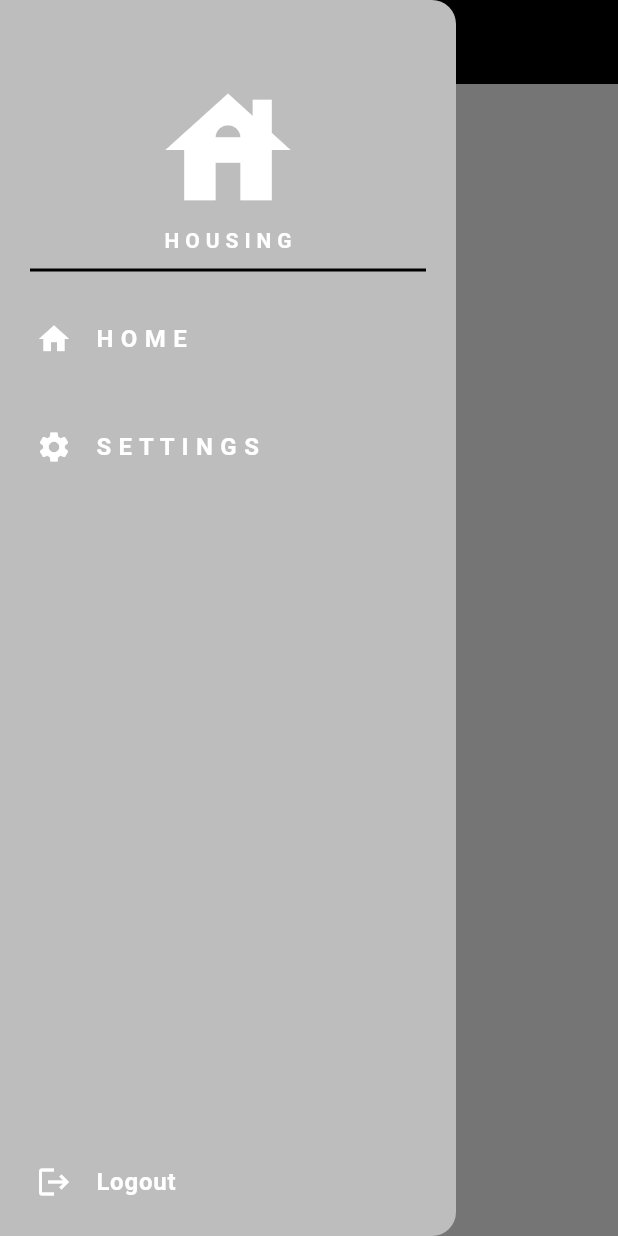
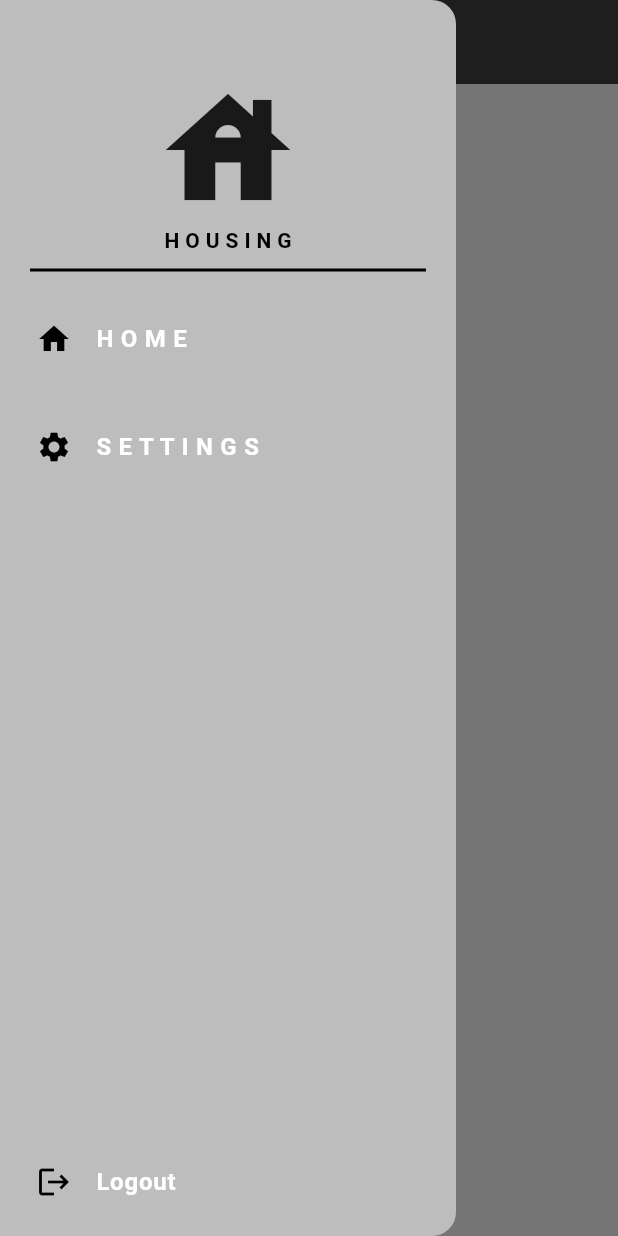
Before and after one commit to YoungjaeKimDeveloper/food_app_self, a Flutter app: the HomePage screen opened directly, with the side drawer open, on a phone screen of 412 x 824 dp. Run offline on Flutter 3.47's test engine with Material 3 defaults, Android fonts, the phone set to English and light mode, and no system bars.

Commit message:
feat: Create setting page , Fix: Fix the dark mode bug

```diff
--- a/lib/components/custom_button.dart
+++ b/lib/components/custom_button.dart
@@ -2,10 +2,10 @@ import 'package:flutter/material.dart';
 
 class CustomButton extends StatelessWidget {
   // Member Variable
-  String text;
-  void Function()? onPresse;
+  final String text;
+  final void Function()? onPresse;
   // Constructor
-  CustomButton({super.key, required this.text, required this.onPresse});
+  const CustomButton({super.key, required this.text, required this.onPresse});
 
   @override
   Widget build(BuildContext context) {
--- a/lib/components/custom_drawer.dart
+++ b/lib/components/custom_drawer.dart
@@ -1,8 +1,30 @@
 import 'package:flutter/material.dart';
 import 'package:food/components/custom_tile.dart';
+import 'package:food/pages/settings_page.dart';
 
-class CustomDrawer extends StatelessWidget {
+class CustomDrawer extends StatefulWidget {
   const CustomDrawer({super.key});
+
+  @override
+  State<CustomDrawer> createState() => _CustomDrawerState();
+}
+
+class _CustomDrawerState extends State<CustomDrawer> {
+  // Tab Funciton
+  void homeTab() {
+    Navigator.of(context).pop();
+  }
+
+  void settingTab() {
+    Navigator.push(
+      context,
+      MaterialPageRoute(builder: (context) => const SettingsPage()),
+    );
+  }
+
+  void logoutTab() {
+    Navigator.of(context).pop();
+  }
 
   @override
   Widget build(BuildContext context) {
@@ -25,13 +47,25 @@ class CustomDrawer extends StatelessWidget {
           Expanded(
             child: Column(
               children: [
-                CustomTile(text: "H O M E", icon: Icon(Icons.home)),
-                CustomTile(text: "S E T T I N G S", icon: Icon(Icons.settings)),
+                CustomTile(
+                  text: "H O M E",
+                  icon: Icon(Icons.home),
+                  onTap: homeTab,
+                ),
+                CustomTile(
+                  text: "S E T T I N G S",
+                  icon: Icon(Icons.settings),
+                  onTap: settingTab,
+                ),
               ],
             ),
           ),
           Spacer(),
-          CustomTile(text: "Logout", icon: Icon(Icons.logout)),
+          CustomTile(
+            text: "Logout",
+            icon: Icon(Icons.logout),
+            onTap: logoutTab,
+          ),
         ],
       ),
     );
--- a/lib/components/custom_textfield.dart
+++ b/lib/components/custom_textfield.dart
@@ -1,5 +1,6 @@
 import 'package:flutter/material.dart';
 
+// ignore: must_be_immutable
 class CustomTextfield extends StatelessWidget {
   // Member Variables
   TextEditingController textEditingController;
--- a/lib/components/custom_tile.dart
+++ b/lib/components/custom_tile.dart
@@ -4,12 +4,20 @@ class CustomTile extends StatelessWidget {
   // Member Variable
   final String text;
   final Widget icon;
-  const CustomTile({super.key, required this.text, required this.icon});
+  final void Function()? onTap;
+  const CustomTile({
+    super.key,
+    required this.text,
+    required this.icon,
+    required this.onTap,
+  });
 
   @override
   Widget build(BuildContext context) {
     return Padding(
       padding: const EdgeInsets.all(8.0),
+      child: GestureDetector(
+        onTap: onTap,
         child: ListTile(
           leading: icon,
           title: Text(
@@ -20,6 +28,7 @@ class CustomTile extends StatelessWidget {
             ),
           ),
         ),
+      ),
     );
   }
 }
--- a/lib/main.dart
+++ b/lib/main.dart
@@ -19,7 +19,7 @@ class MyApp extends StatelessWidget {
   Widget build(BuildContext context) {
     return MaterialApp(
       debugShowCheckedModeBanner: false,
-      theme: Provider.of<ThemeProvider>(context, listen: false).themeData,
+      theme: Provider.of<ThemeProvider>(context, listen: true).themeData,
       home: LoginOrRegister(),
     );
   }
--- a/lib/pages/home_page.dart
+++ b/lib/pages/home_page.dart
@@ -8,7 +8,7 @@ class HomePage extends StatelessWidget {
   Widget build(BuildContext context) {
     return Scaffold(
       appBar: AppBar(
-        backgroundColor: Theme.of(context).colorScheme.inversePrimary,
+        backgroundColor: Theme.of(context).colorScheme.primary,
         title: Container(padding: EdgeInsets.all(40), child: Text("HomePage")),
       ),
       drawer: CustomDrawer(),
--- a/lib/theme/light_theme.dart
+++ b/lib/theme/light_theme.dart
@@ -1,7 +1,7 @@
 import 'package:flutter/material.dart';
 
 ThemeData lightTheme = ThemeData(
-  colorScheme: ColorScheme.dark(
+  colorScheme: ColorScheme.light(
     surface: Colors.white,
     primary: Colors.grey[800]!,
     secondary: Colors.grey[400]!,
--- a/lib/theme/theme_provider.dart
+++ b/lib/theme/theme_provider.dart
@@ -5,6 +5,7 @@ import 'package:food/theme/light_theme.dart';
 
 class ThemeProvider with ChangeNotifier {
   // 현재 Theme private하게만들어서 외부에서 접근못하게만듬
+  // ignore: prefer_final_fields
   ThemeData _theme = lightTheme;
   // 현재 Darkmode 인지 확인하기
   bool get isDarkMode => _theme == darkTheme;
@@ -17,7 +18,7 @@ class ThemeProvider with ChangeNotifier {
   }
 
   void toggleTheme() {
-    if (isDarkMode) {
+    if (_theme == darkTheme) {
       themeData = lightTheme;
     } else {
       themeData = darkTheme;
```
Also changed, not shown: lib/pages/settings_page.dart (added, +77 -0 lines). Lines whose indentation alone changed are shown as unchanged.
